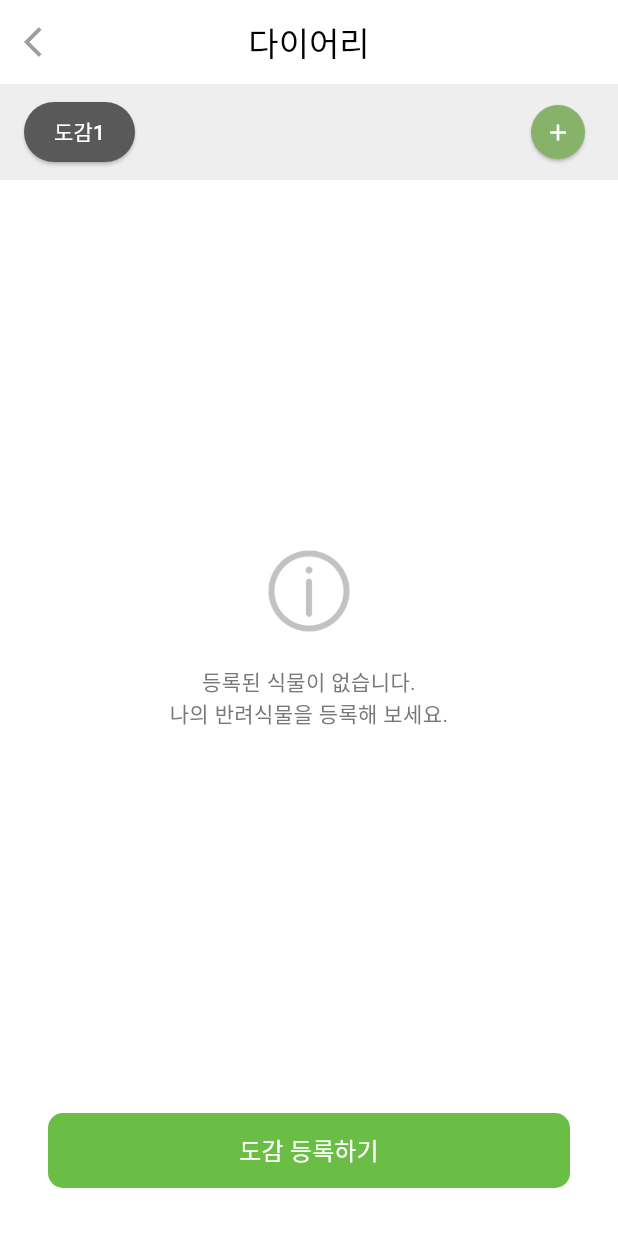
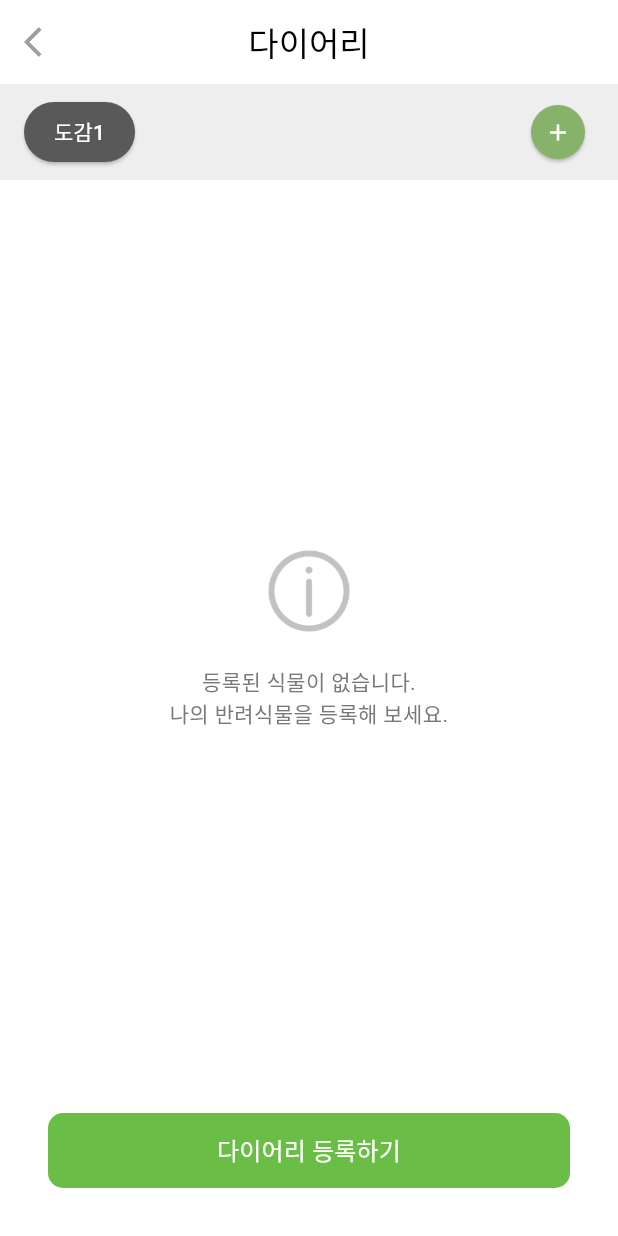
Before and after one commit to kimjaehui02/WonRoom, a Flutter app: the screen it shows after launch, on a phone screen of 412 x 824 dp. Run offline on Flutter 3.47's test engine with Material 3 defaults, Android fonts, the phone set to English and light mode, and no system bars.

Commit message:
버튼 텍스트 변경
버튼 텍스트 변경

```diff
--- a/wonroom/lib/myPlantNull.dart
+++ b/wonroom/lib/myPlantNull.dart
@@ -118,7 +118,7 @@ class MyplantNull extends StatelessWidget {
                   minimumSize: const Size.fromHeight(50),
                 ),
                 child: const Text(
-                  '도감 등록하기',
+                  '다이어리 등록하기',
                   style: TextStyle(
                     fontSize: 16,
                     color: Colors.white,
```
